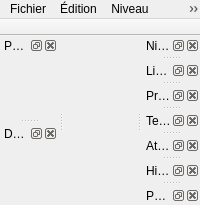
azertval/ProjectGaming, file Source/Elements/UI/MainWindow.ui: the form before one commit.
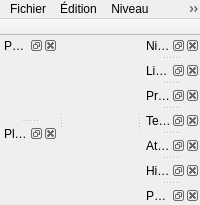
The form after the commit.

Commit message: LOT-69 - Plans picturaux : mode creation, budget memoire, migration du contenu (#98)

```diff
--- a/Source/Elements/UI/MainWindow.ui
+++ b/Source/Elements/UI/MainWindow.ui
@@ -120,8 +120,8 @@
    <attribute name="dockWidgetArea"><number>1</number></attribute>
    <widget class="QWidget" name="paletteContents"/>
   </widget>
-  <widget class="QDockWidget" name="DecorsPanel">
-   <property name="windowTitle"><string>Décors</string></property>
+  <widget class="QDockWidget" name="PlanesPanel">
+   <property name="windowTitle"><string>Plans</string></property>
    <attribute name="dockWidgetArea"><number>1</number></attribute>
    <widget class="QWidget" name="decorsContents"/>
   </widget>
```
Left out of the diff: 25 changed lines with no effect on the pictures. The commit also changes 659 other files.
